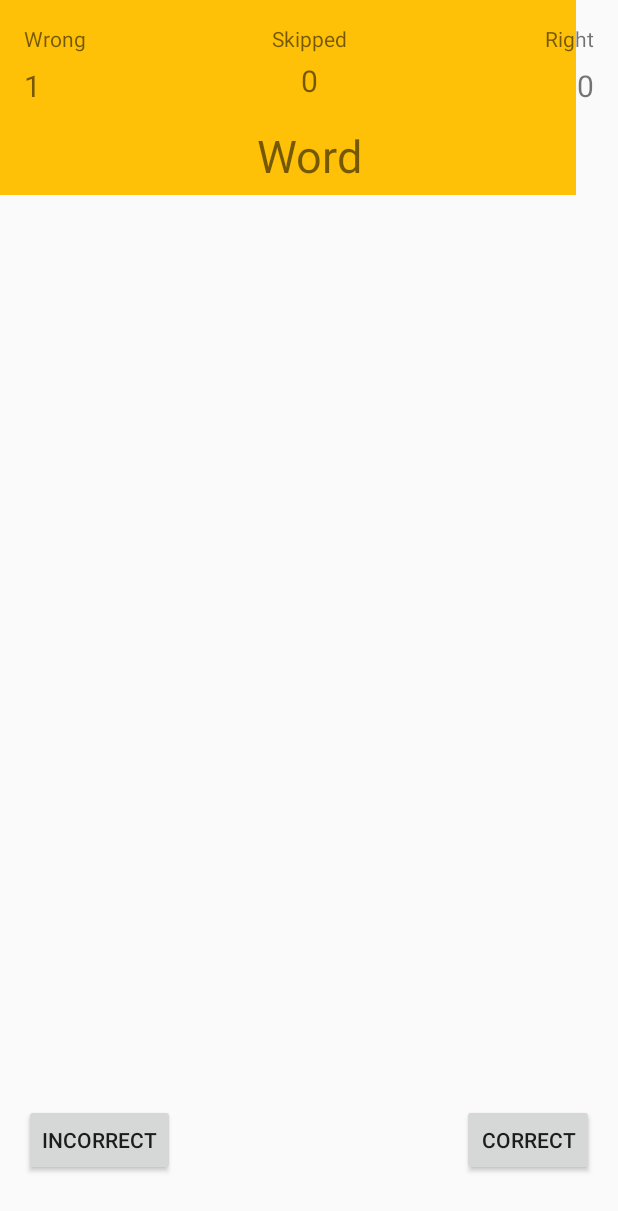
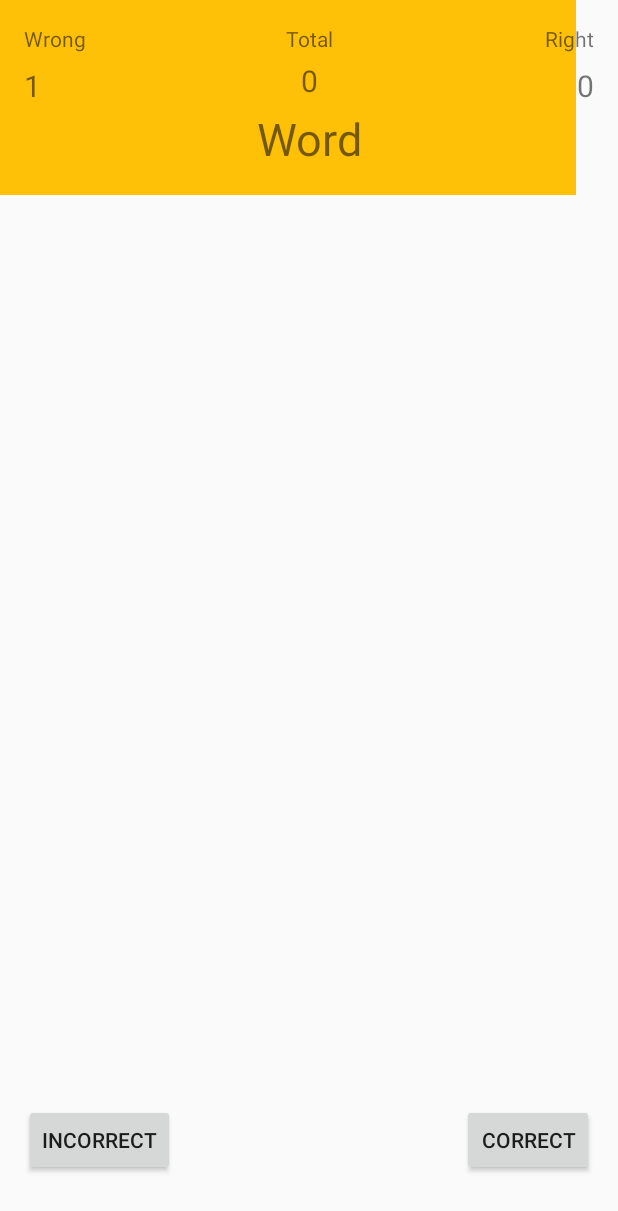
Before and after one commit to muneikh/FallingWords, an Android app: the screen it shows after launch (WordFallActivity), after a tap on "CORRECT", on a phone screen of 412 x 824 dp. Shown: the top 1211 px of the screen. Run offline under Robolectric (Android 15) with nearby library versions, the phone set to English and light mode, and no system bars; libraries missing offline, so code that uses them is left out: rx.android.schedulers, rx.schedulers; 4 statements that could not run were skipped.

Commit message:
show total count

```diff
--- a/app/src/main/java/com/muneikh/fallingword/ui/WordFallActivity.java
+++ b/app/src/main/java/com/muneikh/fallingword/ui/WordFallActivity.java
@@ -29,9 +29,8 @@ public class WordFallActivity extends AppCompatActivity implements Animation.Ani
 
     private TextView textViewWrong;
     private TextView textViewRight;
-    private TextView textViewSkipped;
+    private TextView textViewTotal;
 
-    private boolean isSkipped;
     private boolean alreadyProcessed;
 
     private TranslationManager translationManager = new TranslationManager();
@@ -45,7 +44,7 @@ public class WordFallActivity extends AppCompatActivity implements Animation.Ani
         textViewWord = (TextView) findViewById(R.id.text_view_word);
         textViewRight = (TextView) findViewById(R.id.text_view_right);
         textViewWrong = (TextView) findViewById(R.id.text_view_wrong);
-        textViewSkipped = (TextView) findViewById(R.id.text_view_skipped);
+        textViewTotal = (TextView) findViewById(R.id.text_view_total);
         fallingTextView = (FallingTextView) findViewById(R.id.text_view_falling_word);
 
         fallingTextView.setAnimationListener(this);
@@ -63,8 +62,7 @@ public class WordFallActivity extends AppCompatActivity implements Animation.Ani
     public void rightButtonPressed(View view) {
         if (!alreadyProcessed) {
             alreadyProcessed = true;
-            isSkipped = false;
-            translationManager.checkUserSelection(isSkipped, true);
+            translationManager.checkUserSelection(true);
             refreshStatistics();
         }
     }
@@ -72,8 +70,7 @@ public class WordFallActivity extends AppCompatActivity implements Animation.Ani
     public void wrongButtonPressed(View view) {
         if (!alreadyProcessed) {
             alreadyProcessed = true;
-            isSkipped = false;
-            translationManager.checkUserSelection(isSkipped, false);
+            translationManager.checkUserSelection(false);
             refreshStatistics();
         }
     }
@@ -86,14 +83,6 @@ public class WordFallActivity extends AppCompatActivity implements Animation.Ani
     @Override
     public void onAnimationEnd(Animation animation) {
         Log.d(TAG, "onAnimationEnd: ");
-
-        if (!alreadyProcessed && isSkipped) {
-            alreadyProcessed = true;
-            translationManager.checkUserSelection(isSkipped);
-            isSkipped = false;
-            refreshStatistics();
-        }
-
         displayNextTranslation(translationManager.getNextTranslation());
     }
 
@@ -112,19 +101,19 @@ public class WordFallActivity extends AppCompatActivity implements Animation.Ani
         if (translation != null) {
             textViewWord.setText(translation.getTextSpa());
             fallingTextView.setText(translation.getTextEng());
+            textViewTotal.setText(translationManager.getCurrentTranslationIndex() + "/" + translationManager.getTotalTranslations());
             fallingTextView.startAnimation();
             alreadyProcessed = false;
-            isSkipped = true;
 
         } else {
 
+            View view = findViewById(android.R.id.content).getRootView();
+            Snackbar snackbar = Snackbar.make(view, R.string.text_game_over, Snackbar.LENGTH_INDEFINITE);
+            snackbar.setAction(R.string.text_retry, v -> restartGame());
+            snackbar.show();
+
             textViewWord.setText("");
             fallingTextView.setText("");
-
-            View view = findViewById(android.R.id.content).getRootView();
-            Snackbar snackbar = Snackbar.make(view, "Game Over", Snackbar.LENGTH_INDEFINITE);
-            snackbar.setAction("Retry", v -> restartGame());
-            snackbar.show();
         }
     }
 
@@ -133,7 +122,6 @@ public class WordFallActivity extends AppCompatActivity implements Animation.Ani
 
         textViewRight.setText("0");
         textViewWrong.setText("0");
-        textViewSkipped.setText("0");
 
         displayNextTranslation(translationManager.getNextTranslation());
     }
@@ -141,6 +129,5 @@ public class WordFallActivity extends AppCompatActivity implements Animation.Ani
     private void refreshStatistics() {
         textViewRight.setText(String.valueOf(translationManager.getRightCount()));
         textViewWrong.setText(String.valueOf(translationManager.getWrongCount()));
-        textViewSkipped.setText(String.valueOf(translationManager.getSkippedCount()));
     }
 }
--- a/app/src/main/res/layout/activity_word_fall.xml
+++ b/app/src/main/res/layout/activity_word_fall.xml
@@ -15,19 +15,19 @@
         android:layout_marginLeft="16dp"
         android:layout_marginRight="16dp"
         android:layout_marginStart="16dp"
-        android:layout_marginTop="24dp"
         android:text="transation"
         android:textSize="30sp"
         app:layout_constraintLeft_toLeftOf="@+id/activity_word_fall"
         app:layout_constraintRight_toRightOf="@+id/activity_word_fall"
-        app:layout_constraintTop_toBottomOf="@+id/text_view_skipped" />
+        android:layout_marginTop="72dp"
+        app:layout_constraintTop_toTopOf="@+id/activity_word_fall" />
 
     <ImageView
         android:layout_width="384dp"
         android:layout_height="130dp"
         app:srcCompat="@color/colorPrimary"
-        tools:layout_editor_absoluteX="0dp"
-        tools:layout_editor_absoluteY="0dp" />
+        tools:layout_editor_absoluteX="6dp"
+        tools:layout_editor_absoluteY="140dp" />
 
     <TextView
         android:id="@+id/textView2"
@@ -90,7 +90,7 @@
         app:layout_constraintTop_toBottomOf="@+id/textView" />
 
     <TextView
-        android:id="@+id/text_view_skipped"
+        android:id="@+id/text_view_total"
         android:layout_width="wrap_content"
         android:layout_height="wrap_content"
         android:layout_marginEnd="16dp"
@@ -136,11 +136,11 @@
         android:layout_marginLeft="16dp"
         android:layout_marginRight="16dp"
         android:layout_marginStart="16dp"
-        android:layout_marginTop="16dp"
         android:text="@string/text_word"
         android:textSize="30sp"
         app:layout_constraintLeft_toLeftOf="@+id/activity_word_fall"
         app:layout_constraintRight_toRightOf="@+id/activity_word_fall"
-        app:layout_constraintTop_toBottomOf="@+id/text_view_skipped" />
+        android:layout_marginTop="72dp"
+        app:layout_constraintTop_toTopOf="@+id/activity_word_fall" />
 
 </android.support.constraint.ConstraintLayout>
--- a/app/src/main/res/values/strings.xml
+++ b/app/src/main/res/values/strings.xml
@@ -2,8 +2,10 @@
     <string name="app_name">Falling Words</string>
     <string name="text_right">Right</string>
     <string name="text_wrong">Wrong</string>
-    <string name="text_skipped">Skipped</string>
+    <string name="text_skipped">Total</string>
     <string name="text_correct">Correct</string>
     <string name="text_incorrect">Incorrect</string>
     <string name="text_word">Word</string>
+    <string name="text_retry">Retry</string>
+    <string name="text_game_over">Game Over</string>
 </resources>
```
Also changed, not shown: app/src/main/java/com/muneikh/fallingword/manager/TranslationManager.java (+13 -13 lines).
